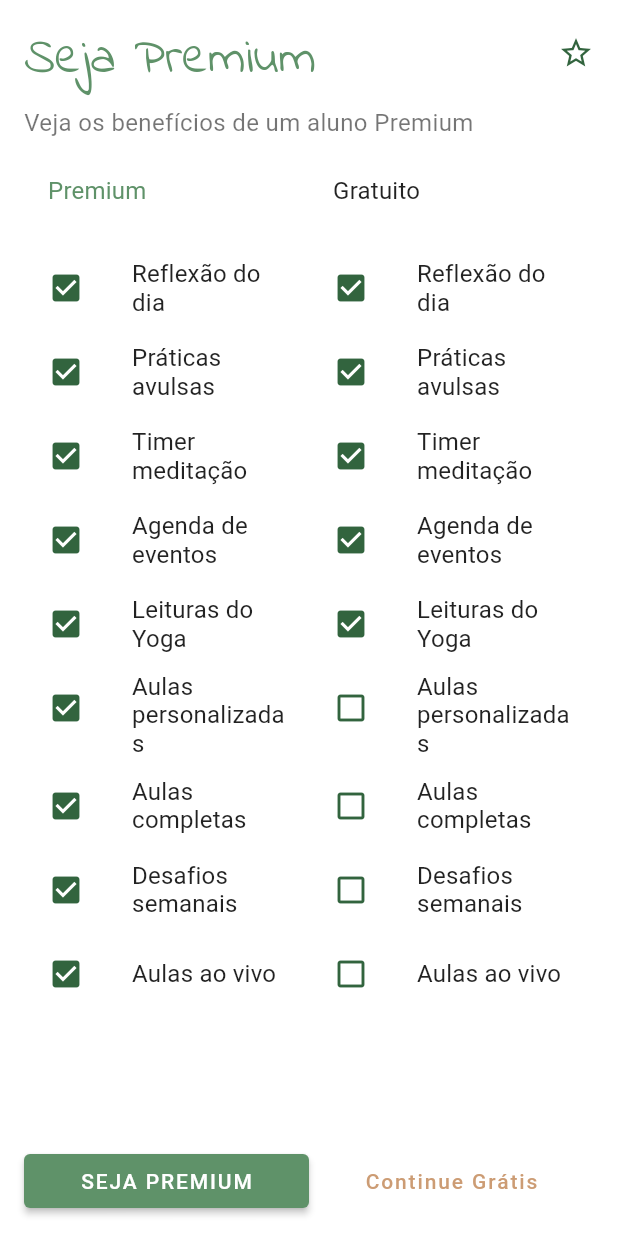
After one commit to pachecofc/yoganath, a Flutter app: the Premium screen opened by its route, on a phone screen of 412 x 824 dp. The commit adds this screen. Run offline on Flutter 3.47's test engine with Material 2 defaults, Android fonts, the phone set to English and light mode, and no system bars; our stand-ins replace table_calendar.

Commit message:
feat: premium screen

```diff
--- a/lib/screens/calendar_screen.dart
+++ b/lib/screens/calendar_screen.dart
@@ -150,7 +150,8 @@ class _CalendarState extends State<Calendar> with TickerProviderStateMixin {
   Widget _buildEventList() {
     return ListView(
       children: _selectedEvents
-          .map((event) => Container(
+          .map(
+            (event) => Container(
               decoration: BoxDecoration(
                 border: Border.all(
                     width: 0.8, color: Theme.of(context).primaryColor),
@@ -162,7 +163,8 @@ class _CalendarState extends State<Calendar> with TickerProviderStateMixin {
                 title: Text(event.toString()),
                 onTap: () => print('$event tapped!'),
               ),
-              ))
+            ),
+          )
           .toList(),
     );
   }
--- /dev/null
+++ b/lib/screens/premium_screen.dart
@@ -0,0 +1,145 @@
+import 'package:flutter/material.dart';
+import 'package:yoganath/widgets/reusableFlatButton.dart';
+import 'package:yoganath/widgets/reusableRaisedButton.dart';
+import 'package:yoganath/widgets/reusableTitle.dart';
+
+class Premium extends StatelessWidget {
+  final List<String> _benefits = [
+    'Reflexão do dia',
+    'Práticas avulsas',
+    'Timer meditação',
+    'Agenda de eventos',
+    'Leituras do Yoga',
+    'Aulas personalizadas',
+    'Aulas completas',
+    'Desafios semanais',
+    'Aulas ao vivo',
+  ];
+
+  @override
+  Widget build(BuildContext context) {
+    return SafeArea(
+      child: Scaffold(
+        body: Padding(
+          padding: const EdgeInsets.all(16.0),
+          child: Column(
+            children: <Widget>[
+              Header(),
+              Expanded(
+                child: Row(
+                  children: <Widget>[
+                    Expanded(
+                      child: buildBenefits(context, true),
+                    ),
+                    Expanded(
+                      child: buildBenefits(context, false),
+                    ),
+                  ],
+                ),
+              ),
+              Footer(),
+            ],
+          ),
+        ),
+      ),
+    );
+  }
+
+  ListView buildBenefits(BuildContext context, bool isPremium) {
+    Color secondaryColor = Theme.of(context).accentColor;
+    return ListView(
+      children: _benefits
+          .map(
+            (benefit) => ListTile(
+              // leading: Icon(
+              //   _benefits.indexOf(benefit) < 5
+              //       ? Icons.check_box
+              //       : Icons.check_box_outline_blank,
+              //   color: Theme.of(context).accentColor,
+              // ),
+              leading: isPremium
+                  ? Icon(
+                      Icons.check_box,
+                      color: secondaryColor,
+                    )
+                  : _benefits.indexOf(benefit) < 5
+                      ? Icon(
+                          Icons.check_box,
+                          color: secondaryColor,
+                        )
+                      : Icon(
+                          Icons.check_box_outline_blank,
+                          color: secondaryColor,
+                        ),
+              title: Text(benefit),
+            ),
+          )
+          .toList(),
+    );
+  }
+}
+
+class Footer extends StatelessWidget {
+  @override
+  Widget build(BuildContext context) {
+    return Container(
+      width: MediaQuery.of(context).size.width,
+      height: MediaQuery.of(context).size.height * 0.05,
+      child: Row(
+        children: <Widget>[
+          Expanded(
+            child: ReusableRaisedButton(
+                buttonText: 'SEJA PREMIUM', onPressed: () {}),
+          ),
+          Expanded(
+            child: ReusableFlatButton(
+                buttonText: 'Continue Grátis',
+                onPressed: () {
+                  Navigator.pop(context);
+                }),
+          ),
+        ],
+      ),
+    );
+  }
+}
+
+class Header extends StatelessWidget {
+  @override
+  Widget build(BuildContext context) {
+    return Container(
+      width: MediaQuery.of(context).size.width,
+      height: MediaQuery.of(context).size.height * 0.18,
+      child: Column(
+        children: <Widget>[
+          ReusableTitle(text: 'Seja Premium', isPremium: true),
+          Padding(
+            padding: const EdgeInsets.symmetric(vertical: 8.0),
+            child: Row(
+              children: <Widget>[
+                Text('Veja os benefícios de um aluno Premium'),
+              ],
+            ),
+          ),
+          Row(
+            children: <Widget>[
+              Expanded(
+                child: ListTile(
+                  title: Text(
+                    'Premium',
+                    style: TextStyle(color: Theme.of(context).buttonColor),
+                  ),
+                ),
+              ),
+              Expanded(
+                child: ListTile(
+                  title: Text('Gratuito'),
+                ),
+              ),
+            ],
+          )
+        ],
+      ),
+    );
+  }
+}
--- a/lib/screens/sadhana_screen.dart
+++ b/lib/screens/sadhana_screen.dart
@@ -1,4 +1,5 @@
 import 'package:flutter/material.dart';
+import 'package:yoganath/services/routeGenerator.dart';
 import 'package:yoganath/widgets/reusableMidiaCard.dart';
 import 'package:yoganath/widgets/reusableTitle.dart';
 
@@ -26,6 +27,9 @@ class Sadhana extends StatelessWidget {
             firstTextLine: 'Dia 3 / 21',
             secondTextLine: '30 min',
             isChecked: true,
+            onTap: () {
+              Navigator.pushNamed(context, RouteGenerator.kPREMIUM_ROUTE);
+            },
           ),
           ReusableTitle(
             text: 'Desafio Semanal',
--- a/lib/services/routeGenerator.dart
+++ b/lib/services/routeGenerator.dart
@@ -4,6 +4,7 @@ import 'package:yoganath/screens/base_screen.dart';
 import 'package:yoganath/screens/birthday_screen.dart';
 import 'package:yoganath/screens/level_screen.dart';
 import 'package:yoganath/screens/login_screen.dart';
+import 'package:yoganath/screens/premium_screen.dart';
 import 'package:yoganath/screens/signup_screen.dart';
 import 'package:yoganath/screens/splash_screen.dart';
 
@@ -14,6 +15,7 @@ class RouteGenerator {
   static const String kLEVEL_ROUTE = '/level';
   static const String kBIRTHDAY_ROUTE = '/birthday';
   static const String kBASE_ROUTE = '/base';
+  static const String kPREMIUM_ROUTE = '/premium';
 
   static Route<dynamic> generateRoute(RouteSettings settings) {
     switch (settings.name) {
@@ -35,6 +37,9 @@ class RouteGenerator {
       case kBASE_ROUTE:
         return MaterialPageRoute(builder: (_) => Base());
         break;
+      case kPREMIUM_ROUTE:
+        return MaterialPageRoute(builder: (_) => Premium());
+        break;
       default:
         _routeNotFound();
     }
--- a/lib/widgets/reusableMidiaCard.dart
+++ b/lib/widgets/reusableMidiaCard.dart
@@ -5,12 +5,14 @@ class ReusableMidiaCard extends StatelessWidget {
       {@required this.imageName,
       this.firstTextLine,
       this.secondTextLine,
-      @required this.isChecked});
+      @required this.isChecked,
+      this.onTap});
 
   final String imageName;
   final String firstTextLine;
   final String secondTextLine;
   final bool isChecked;
+  final Function onTap;
 
   bool containsFirstLine() {
     if (firstTextLine == null) return false;
@@ -24,7 +26,9 @@ class ReusableMidiaCard extends StatelessWidget {
 
   @override
   Widget build(BuildContext context) {
-    return Padding(
+    return GestureDetector(
+      onTap: onTap,
+      child: Padding(
         padding: const EdgeInsets.only(bottom: 15.0),
         child: Stack(
           alignment: const Alignment(-0.8, 0.8),
@@ -91,6 +95,7 @@ class ReusableMidiaCard extends StatelessWidget {
             ),
           ],
         ),
+      ),
     );
   }
 }
```
Lines whose indentation alone changed are shown as unchanged.
